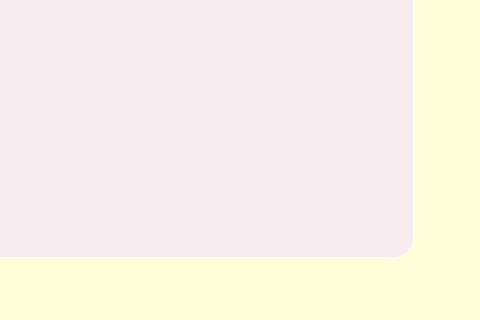
minhngoc22/Pet-Store, file Main/main.ui: the form before one commit; both pictures show x 728 to 1208 and y 384 to 704 of the 1208 by 704 pixel window.
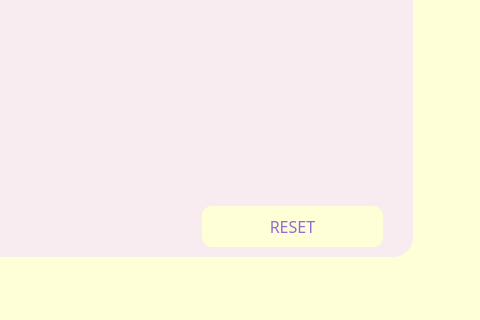
The form after the commit. Icons and pictures are not drawn.

```diff
--- a/Main/main.ui
+++ b/Main/main.ui
@@ -802,6 +802,45 @@
        </item>
       </layout>
      </widget>
+     <widget class="QPushButton" name="btn_refreshHome">
+      <property name="geometry">
+       <rect>
+        <x>640</x>
+        <y>570</y>
+        <width>181</width>
+        <height>41</height>
+       </rect>
+      </property>
+      <property name="font">
+       <font>
+        <family>Segoe UI Black</family>
+        <pointsize>12</pointsize>
+        <weight>10</weight>
+        <italic>false</italic>
+        <bold>false</bold>
+       </font>
+      </property>
+      <property name="styleSheet">
+       <string notr="true">QPushButton {
+font: 87 12pt &quot;Segoe UI Black&quot;;
+    background-color:rgb(255, 255, 215); /* Màu nền xanh dương */
+    /* Màu chữ trắng rgb(255, 255, 215)*/
+	color: rgb(149, 106, 214);
+    border-radius: 10px; /* Bo góc */
+}
+QPushButton:hover {
+ /* Màu nền khi rê chuột */
+	background-color: rgb(108, 187, 174);
+color: white
+}
+QPushButton:pressed {
+    background-color: rgb(31, 97, 141); /* Màu nền khi nhấn */
+}</string>
+      </property>
+      <property name="text">
+       <string>RESET</string>
+      </property>
+     </widget>
     </widget>
     <widget class="QWidget" name="sanpham">
      <widget class="QPushButton" name="btn_suasp">
```
